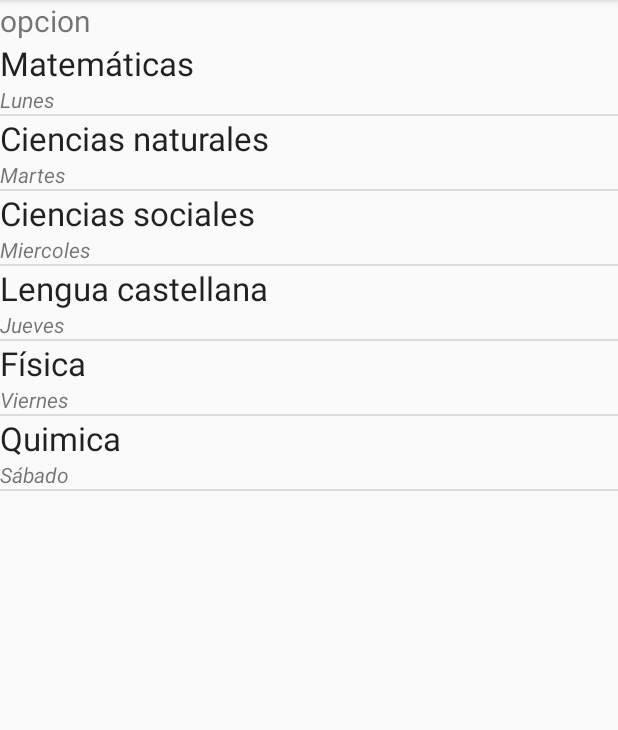
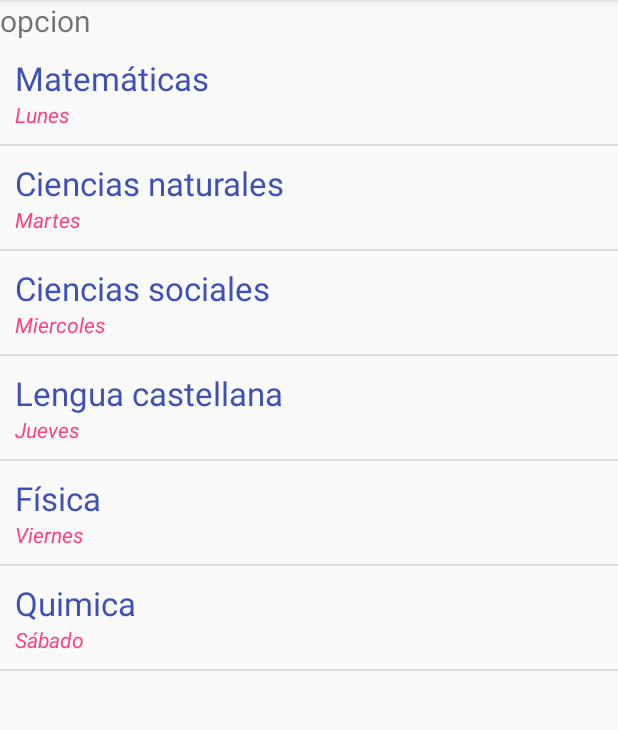
Before and after one commit to AlexisRoj/CustomListViewAdapter, an Android app: the screen it shows after launch (MainActivity), on a phone screen of 412 x 824 dp, the part 84-814 px from its top. Run offline under Robolectric (Android 15) with nearby library versions, the phone set to English and light mode, and no system bars.

```diff
--- a/app/src/main/java/com/innovagenesis/aplicaciones/android/customlistviewadapter/MainActivity.java
+++ b/app/src/main/java/com/innovagenesis/aplicaciones/android/customlistviewadapter/MainActivity.java
@@ -2,7 +2,10 @@ package com.innovagenesis.aplicaciones.android.customlistviewadapter;
 
 import android.support.v7.app.AppCompatActivity;
 import android.os.Bundle;
+import android.view.View;
+import android.widget.AdapterView;
 import android.widget.ListView;
+import android.widget.TextView;
 
 import com.innovagenesis.aplicaciones.android.customlistviewadapter.adapter.DiaHoraioAdapter;
 import com.innovagenesis.aplicaciones.android.customlistviewadapter.modelo.DiaHorario;
@@ -16,11 +19,11 @@ public class MainActivity extends AppCompatActivity {
         super.onCreate(savedInstanceState);
         setContentView(R.layout.activity_main);
 
-        String[] titulos = getResources().getStringArray(R.array.horario_de_clases); //Realiza la captura de los titulos
+        final String[] titulos = getResources().getStringArray(R.array.horario_de_clases); //Realiza la captura de los titulos
         String[] subtitulos = getResources().getStringArray(R.array.dias_semana); //Realiza la captura de los subtitulos
 
         /** Se crea la lista que va a contener los datos **/
-        ArrayList<DiaHorario> lista = new ArrayList<>();
+        final ArrayList<DiaHorario> lista = new ArrayList<>();
 
         /** Se recorre con el largo de cualquiera de los dos Array **/
 
@@ -34,8 +37,18 @@ public class MainActivity extends AppCompatActivity {
 
         /** Se enlaza el listView y se crea el adapter*/
 
-        ListView horario = (ListView) findViewById(R.id.listView);
+        final ListView horario = (ListView) findViewById(R.id.listView);
         horario.setAdapter(adapter);
+
+        horario.setOnItemClickListener(new AdapterView.OnItemClickListener() {
+            @Override
+            public void onItemClick(AdapterView<?> adapterView, View view, int i, long l) {
+
+                TextView opcion = (TextView)findViewById(R.id.opcion);
+                opcion.setText("Opcion" + titulos[i]); // Se le pasa el nombre que queramos
+
+            }
+        });
 
     }
 }
--- a/app/src/main/res/layout/list_template.xml
+++ b/app/src/main/res/layout/list_template.xml
@@ -2,11 +2,13 @@
 <LinearLayout xmlns:android="http://schemas.android.com/apk/res/android"
     android:orientation="vertical" android:layout_width="match_parent"
     android:id="@+id/list_template"
+    android:padding="10dp"
     android:layout_height="match_parent">
 
     <TextView
         android:layout_width="match_parent"
         android:layout_height="wrap_content"
+        android:textColor="@color/colorPrimary"
         android:textAppearance="?android:attr/textAppearanceLarge"
         android:text="Large Text"
         android:id="@+id/titulo" />
@@ -15,6 +17,7 @@
         android:layout_width="match_parent"
         android:layout_height="wrap_content"
         android:text="Large Text"
+        android:textColor="@color/colorAccent"
         android:textStyle="italic"
         android:id="@+id/subtitulo" />
 </LinearLayout>
```
